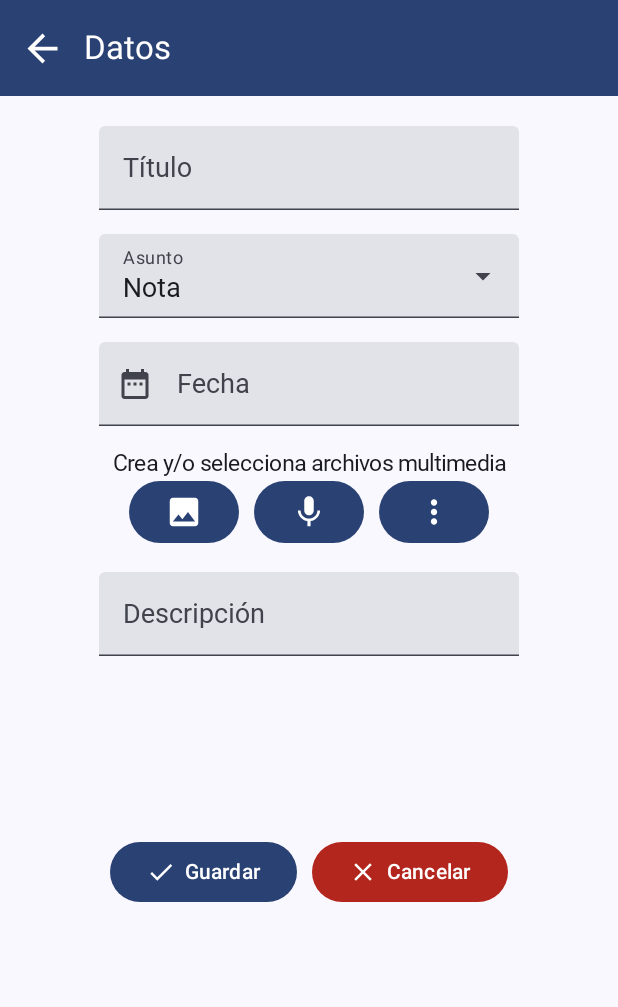
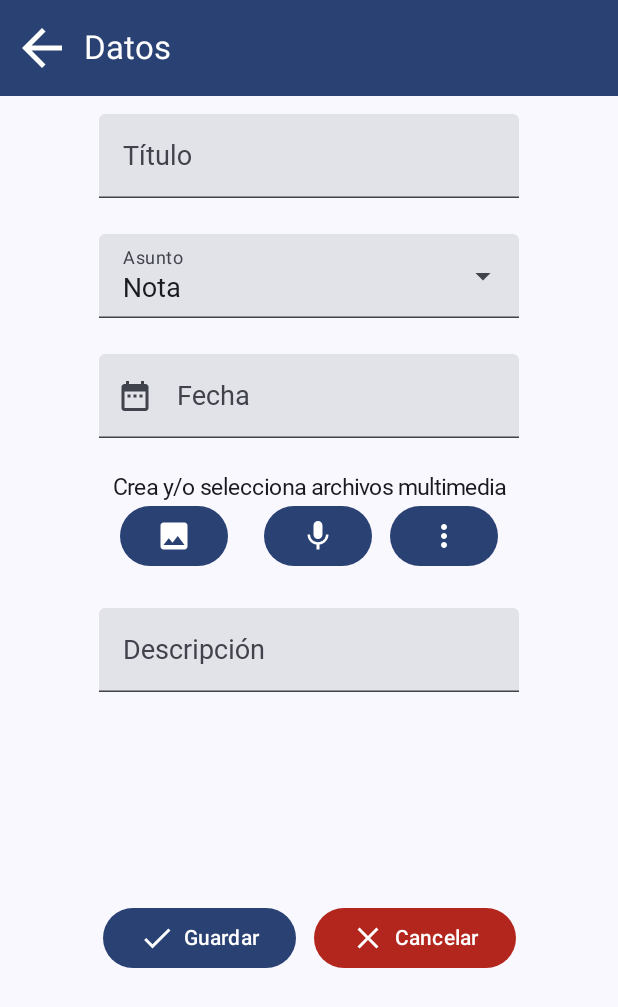
Before and after one commit to QuintinoLgg/ProyectoFinal, an Android app built with Jetpack Compose: the AddEditNoteScreen screen opened through its navigation route, on a phone screen of 412 x 824 dp. Shown: the top 1007 px of the screen. Run offline under Robolectric (Android 15) with nearby library versions, the phone set to English and light mode, and no system bars; our stand-ins replace window size class.

Commit message:
Adición del código faltante

```diff
--- a/ProyectFinal/app/src/main/java/com/example/proyectfinal/screens/AddEditNote.kt
+++ b/ProyectFinal/app/src/main/java/com/example/proyectfinal/screens/AddEditNote.kt
@@ -54,6 +54,7 @@ import androidx.navigation.NavController
 import com.example.proyectfinal.R
 import androidx.lifecycle.viewmodel.compose.viewModel
 import com.example.proyectfinal.ui.theme.MainViewModel
+import com.example.proyectfinal.ui.theme.dimens
 import java.time.LocalDate
 
 //Funcion para ordenar el diseño, SOLAMENTE tiene esa funcionalidad
@@ -83,7 +84,7 @@ fun desingNote(navController: NavController){
                     IconButton(
                         onClick = { navController.popBackStack() }
                     ) {
-                        Icon(imageVector = Icons.Filled.ArrowBack, contentDescription = "Regresar", modifier = Modifier.size(30.dp))
+                        Icon(imageVector = Icons.Filled.ArrowBack, contentDescription = "Regresar", modifier = Modifier.size(MaterialTheme.dimens.medium2))
                     }
                 },
                 title = { Text(
@@ -100,7 +101,7 @@ fun desingNote(navController: NavController){
         Box(
             modifier = Modifier
                 .fillMaxSize()
-                .padding(start = 20.dp, top = 80.dp, end = 20.dp, bottom = 20.dp)
+                .padding(start = MaterialTheme.dimens.medium1, top = MaterialTheme.dimens.medium3, end = MaterialTheme.dimens.medium1, bottom = MaterialTheme.dimens.medium1)
         ){
             var title by remember { mutableStateOf("")}
             var description by remember { mutableStateOf("")}
@@ -108,7 +109,7 @@ fun desingNote(navController: NavController){
             Column(
                 modifier = Modifier
                     .fillMaxWidth(1f)
-                    .padding(4.dp),
+                    .padding(MaterialTheme.dimens.small2),
                 horizontalAlignment = Alignment.CenterHorizontally
             ) {
                 // CAJA DE TEXTO DE TITULO
@@ -118,17 +119,17 @@ fun desingNote(navController: NavController){
                     label = { Text(stringResource(id = R.string.titulo)) },
                     placeholder = { Text(stringResource(id = R.string.agregar_titulo)) }
                 )
-                Spacer(modifier = Modifier.height(16.dp))
+                Spacer(modifier = Modifier.height(MaterialTheme.dimens.medium1))
 
                 // COMBOBOX PARA ESCOGER NOTA O TAREA
                 val options = listOf(stringResource(id = R.string.nota), stringResource(id = R.string.tarea))
                 ComboBox(options, stringResource(id = R.string.asunto))
-                Spacer(modifier = Modifier.height(16.dp))
+                Spacer(modifier = Modifier.height(MaterialTheme.dimens.medium1))
 
                 // DATETIMEPICKER PARA SELECCIONAR LA FECHA DE LA NOTA
                 DatePicker(
                 )
-                Spacer(modifier = Modifier.height(16.dp))
+                Spacer(modifier = Modifier.height(MaterialTheme.dimens.medium1))
 
                 // BOTONES DE MULTIMEDIA
                 Column (
@@ -149,10 +150,10 @@ fun desingNote(navController: NavController){
                             Icon(
                                 Icons.Filled.Image,
                                 contentDescription = "Galería",
-                                modifier = Modifier.size(25.dp)
+                                modifier = Modifier.size(MaterialTheme.dimens.medium1)
                             )
                         }
-                        Spacer(modifier = Modifier.width(10.dp))
+                        Spacer(modifier = Modifier.width(MaterialTheme.dimens.medium1))
                         // BOTON DE GRABADORA
                         Button(
                             onClick = { /*TODO*/ }
@@ -160,10 +161,10 @@ fun desingNote(navController: NavController){
                             Icon(
                                 Icons.Filled.Mic,
                                 contentDescription = "Micrófono",
-                                modifier = Modifier.size(25.dp)
+                                modifier = Modifier.size(MaterialTheme.dimens.medium1)
                             )
                         }
-                        Spacer(modifier = Modifier.width(10.dp))
+                        Spacer(modifier = Modifier.width(MaterialTheme.dimens.small3))
                         // BOTON DE OPCIONES
                         Button(
                             onClick = { /*TODO*/ }
@@ -171,12 +172,12 @@ fun desingNote(navController: NavController){
                             Icon(
                                 Icons.Default.MoreVert,
                                 contentDescription = "Más opciones",
-                                modifier = Modifier.size(25.dp)
+                                modifier = Modifier.size(MaterialTheme.dimens.medium1)
                             )
                         }
                     }
                 }
-                Spacer(modifier = Modifier.height(16.dp))
+                Spacer(modifier = Modifier.height(MaterialTheme.dimens.medium1))
 
                 // CAJA DE TEXTO PARA LA DESCRIPCI[ON
                 TextField(
@@ -185,7 +186,7 @@ fun desingNote(navController: NavController){
                     label = { Text(stringResource(id = R.string.descripcion)) },
                     placeholder = { Text(stringResource(id = R.string.agregar_descripcion)) }
                 )
-                Spacer(modifier = Modifier.height(120.dp))
+                Spacer(modifier = Modifier.height(MaterialTheme.dimens.large))
 
                 // BOTÓN GUARDAR Y CANCELAR
                 Row {
@@ -204,12 +205,12 @@ fun desingNote(navController: NavController){
                         Icon(
                             Icons.Default.Check,
                             contentDescription = "Guardar",
-                            modifier = Modifier.size(20.dp)
+                            modifier = Modifier.size(MaterialTheme.dimens.medium1)
                         )
-                        Spacer(modifier = Modifier.width(6.dp))
+                        Spacer(modifier = Modifier.width(MaterialTheme.dimens.small2))
                         Text(stringResource(id = R.string.guardar))
                     }
-                    Spacer(modifier = Modifier.width(10.dp))
+                    Spacer(modifier = Modifier.width(MaterialTheme.dimens.small3))
                     // BOTON DE CANCELAR
                     Button(
                         onClick = { navController.popBackStack() },
@@ -221,9 +222,9 @@ fun desingNote(navController: NavController){
                         Icon(
                             Icons.Default.Clear,
                             contentDescription = "Cancelar",
-                            modifier = Modifier.size(20.dp)
+                            modifier = Modifier.size(MaterialTheme.dimens.medium1)
                         )
-                        Spacer(modifier = Modifier.width(6.dp))
+                        Spacer(modifier = Modifier.width(MaterialTheme.dimens.small2))
                         Text(stringResource(id = R.string.cancelar))
                     }
                 }
```
